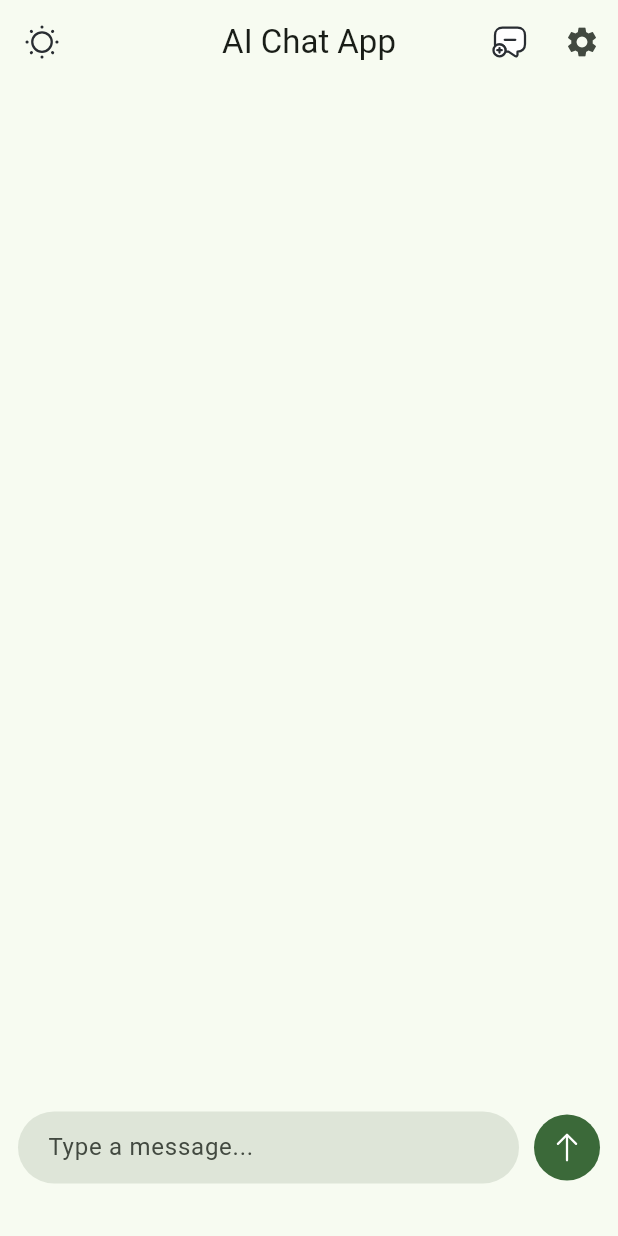
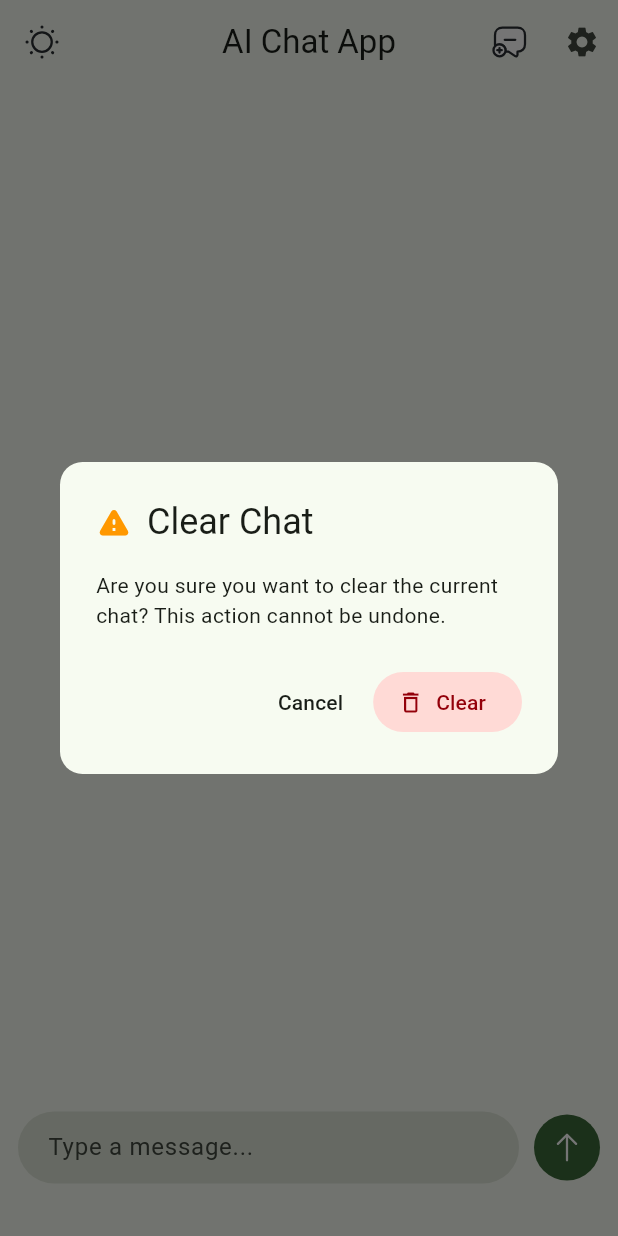
Before and after one commit to dizzpy/Gemini-Ai-ChatApp, a Flutter app: the screen it shows after launch, after a tap on an icon or button, on a phone screen of 412 x 824 dp. Run offline on Flutter 3.47's test engine with Material 3 defaults, Android fonts, the phone set to English and light mode, and no system bars; our stand-ins replace delightful_toast, flutter_markdown, flutter_svg, google_generative_ai, shared_preferences.

```diff
--- a/lib/pages/home_page.dart
+++ b/lib/pages/home_page.dart
@@ -384,6 +384,9 @@ class _HomePageState extends State<HomePage>
   Future<void> _sendMessage() async {
     if (_controller.text.isEmpty) return;
 
+    // Hide keyboard
+    FocusScope.of(context).unfocus();
+
     setState(() {
       _messages.add("You: ${_controller.text}");
       _messages.add("AI: Typing...");
@@ -436,9 +439,48 @@ class _HomePageState extends State<HomePage>
   }
 
   void _startNewChat() {
-    setState(() {
-      _messages.clear();
-    });
+    final theme = Theme.of(context);
+    showDialog(
+      context: context,
+      builder: (context) => AlertDialog(
+        backgroundColor: theme.colorScheme.surface,
+        shape: RoundedRectangleBorder(
+          borderRadius: BorderRadius.circular(15),
+        ),
+        title: Row(
+          children: [
+            Icon(Icons.warning_rounded, color: Colors.orange),
+            const SizedBox(width: 10),
+            const Text('Clear Chat'),
+          ],
+        ),
+        content: const Text(
+            'Are you sure you want to clear the current chat? This action cannot be undone.'),
+        actions: [
+          TextButton(
+            onPressed: () => Navigator.pop(context),
+            child: Text(
+              'Cancel',
+              style: TextStyle(color: theme.colorScheme.onSurface),
+            ),
+          ),
+          FilledButton.icon(
+            onPressed: () {
+              setState(() {
+                _messages.clear();
+              });
+              Navigator.pop(context);
+            },
+            icon: const Icon(Icons.delete_outline),
+            label: const Text('Clear'),
+            style: FilledButton.styleFrom(
+              backgroundColor: theme.colorScheme.errorContainer,
+              foregroundColor: theme.colorScheme.onErrorContainer,
+            ),
+          ),
+        ],
+      ),
+    );
   }
 
   @override
```
Also changed, not shown: lib/components/message_widget.dart (+26 -9 lines), 2 other files.
